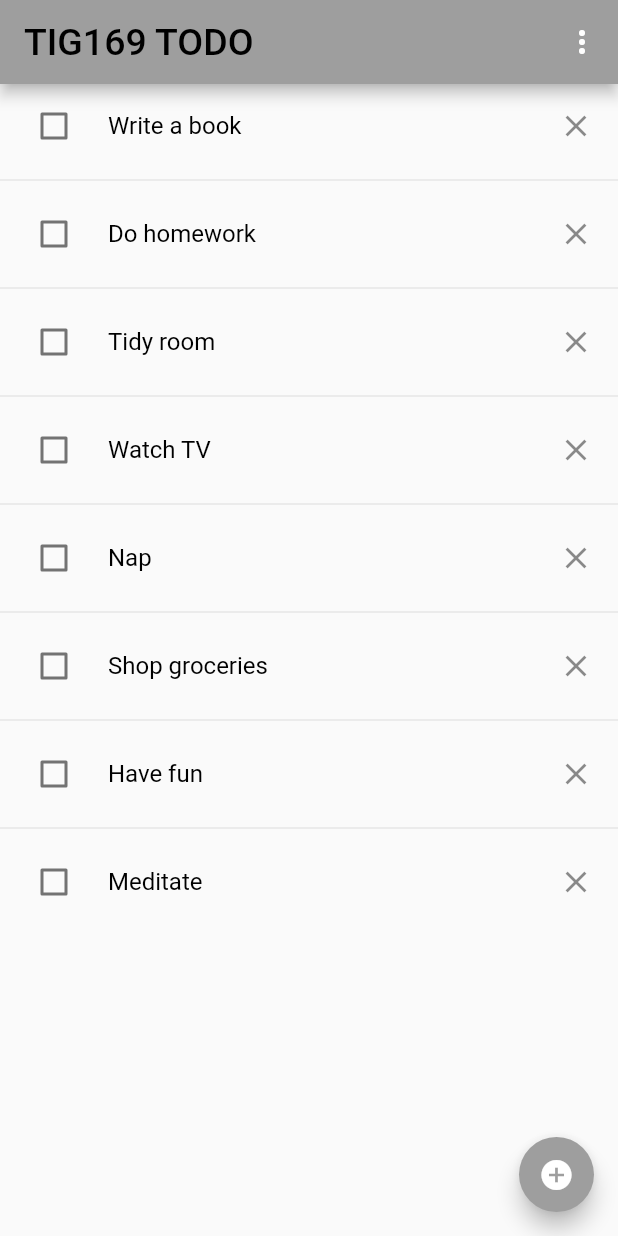
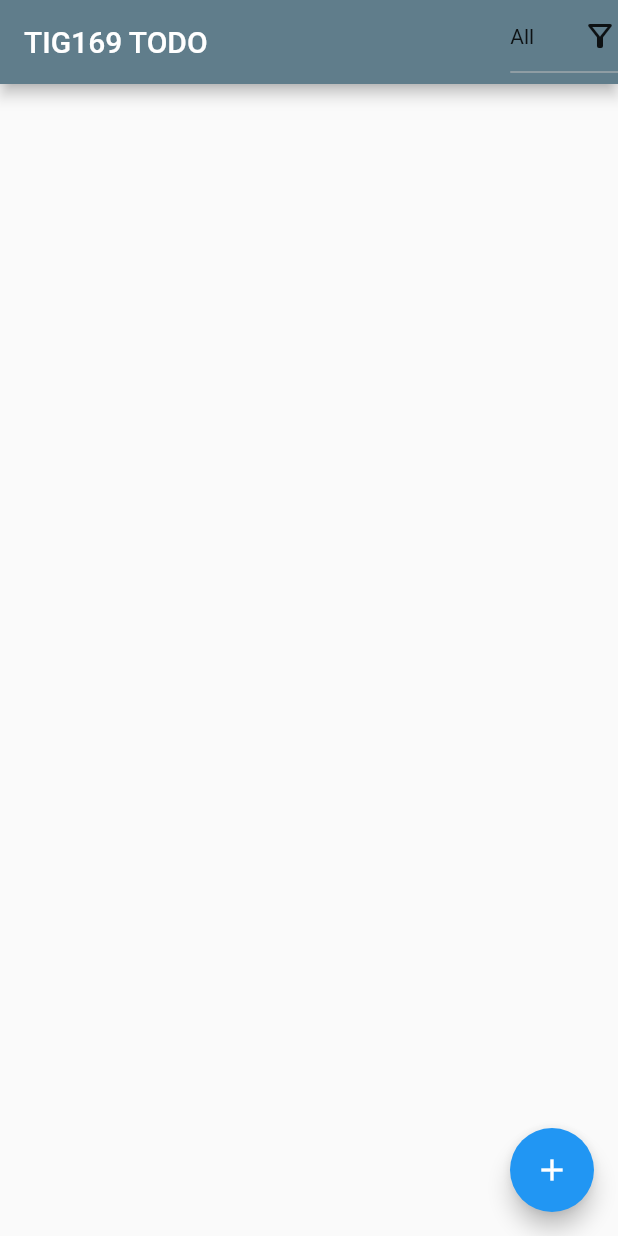
Before and after one commit to gu-tig169/gusjhakjca, a Flutter app: the screen it shows after launch, on a phone screen of 412 x 824 dp. Run offline on Flutter 3.47's test engine with Material 2 defaults, Android fonts, the phone set to English and light mode, and no system bars.

Commit message:
Steg 2&3

```diff
--- /dev/null
+++ b/lib/Task.dart
@@ -0,0 +1,42 @@
+import 'package:flutter/material.dart';
+
+class Task {
+  String title;
+  bool completed;
+
+  Task({@required this.title, this.completed = false});
+}
+
+class TaskState extends ChangeNotifier {
+  List<Task> _list = [];
+
+  List<Task> get list => _list;
+
+  void addTask(Task task) {
+    _list.add(task);
+    notifyListeners();
+  }
+
+  void removeTask(Task task) {
+    _list.remove(task);
+    notifyListeners();
+  }
+
+  void changeToggle(Task task, bool newValue) {
+    task.completed = newValue;
+
+    notifyListeners();
+  }
+
+  List<Task> filterList(List<Task> tasks, String filter) {
+    List<Task> filteredList;
+    if (filter == 'all') {
+      filteredList = tasks;
+    } else if (filter == 'done') {
+      filteredList = tasks.where((i) => i.completed).toList();
+    } else {
+      filteredList = tasks.where((i) => !i.completed).toList();
+    }
+    return filteredList;
+  }
+}
--- /dev/null
+++ b/lib/TaskList.dart
@@ -0,0 +1,61 @@
+import 'package:flutter/material.dart';
+import 'package:provider/provider.dart';
+
+import 'Task.dart';
+
+class TaskList extends StatelessWidget {
+  final List<Task> tasks;
+  final String filter;
+
+  TaskList(this.tasks, this.filter);
+
+  Widget build(BuildContext context) {
+    List<Task> filteredList = Provider.of<TaskState>(context, listen: false)
+        .filterList(tasks, filter);
+    return ListView(
+        children:
+            filteredList.map((task) => _taskItem(context, task)).toList());
+  }
+
+  Widget _taskItem(context, task) {
+    return ListTile(
+      leading: Checkbox(
+          value: task.completed,
+          onChanged: (bool newValue) {
+            var state = Provider.of<TaskState>(context, listen: false);
+            state.changeToggle(task, newValue);
+          }),
+      title: StrikeThrough(task),
+      trailing: IconButton(
+        icon: Icon(Icons.cancel_presentation),
+        onPressed: () {
+          var state = Provider.of<TaskState>(context, listen: false);
+          state.removeTask(task);
+        },
+      ),
+    );
+  }
+}
+
+class StrikeThrough extends StatelessWidget {
+  final Task task;
+  StrikeThrough(this.task);
+
+  Widget _strikeThroughWidget() {
+    if (task.completed == false) {
+      return Text(task.title);
+    } else {
+      return Text(
+        task.title,
+        style: TextStyle(
+          decoration: TextDecoration.lineThrough,
+        ),
+      );
+    }
+  }
+
+  @override
+  Widget build(BuildContext context) {
+    return _strikeThroughWidget();
+  }
+}
--- /dev/null
+++ b/lib/TaskListView.dart
@@ -0,0 +1,58 @@
+import 'package:flutter/material.dart';
+import 'package:provider/provider.dart';
+import 'SecondView.dart';
+import 'TaskList.dart';
+import 'Task.dart';
+
+class TaskListView extends StatefulWidget {
+  @override
+  State<StatefulWidget> createState() {
+    return TaskListViewState();
+  }
+}
+
+class TaskListViewState extends State<TaskListView> {
+  String filter = 'All';
+
+  Widget build(BuildContext context) {
+    return Scaffold(
+      appBar: AppBar(
+        backgroundColor: Colors.blueGrey,
+        title: Text('TIG169 TODO'),
+        actions: <Widget>[
+          DropdownButton(
+            value: filter,
+            items: [
+              DropdownMenuItem(value: 'All', child: Text('All')),
+              DropdownMenuItem(value: 'Done', child: Text('Done')),
+              DropdownMenuItem(value: 'Undone', child: Text('Undone')),
+            ],
+            style: TextStyle(color: Colors.black87),
+            dropdownColor: Colors.grey[300],
+            icon: Icon(Icons.filter_alt_outlined, color: Colors.black87),
+            onChanged: (value) {
+              setState(() {
+                filter = value;
+              });
+            },
+          )
+        ],
+      ),
+      body: Consumer<TaskState>(
+          builder: (context, state, child) => TaskList(state.list, filter)),
+      floatingActionButton: FloatingActionButton(
+        onPressed: () async {
+          var newTask = await Navigator.push(
+            context,
+            MaterialPageRoute(builder: (context) => SecondView('TIG169 TODO')),
+          );
+          print(newTask.toString());
+          if (newTask != null) {
+            Provider.of<TaskState>(context, listen: false).addTask(newTask);
+          }
+        },
+        child: Icon(Icons.add),
+      ),
+    );
+  }
+}
--- a/lib/main.dart
+++ b/lib/main.dart
@@ -1,143 +1,25 @@
 import 'package:flutter/material.dart';
-import 'package:flutter/rendering.dart';
+import 'package:provider/provider.dart';
+import 'TaskListView.dart';
+import 'Task.dart';
 
-void main() => runApp(MyApp());
+void main() {
+  var state = TaskState();
+
+  runApp(
+    ChangeNotifierProvider(
+      create: (context) => state,
+      child: MyApp(),
+    ),
+  );
+}
 
 class MyApp extends StatelessWidget {
   @override
   Widget build(BuildContext context) {
     return MaterialApp(
-      home: MainView(),
+      title: 'TIG169 TODO',
+      home: TaskListView(),
     );
   }
 }
-
-class MainView extends StatelessWidget {
-  final List<String> task = [
-    'Write a book',
-    'Do homework',
-    'Tidy room',
-    'Watch TV',
-    'Nap',
-    'Shop groceries',
-    'Have fun',
-    'Meditate',
-  ];
-  final bool _onChecked = false;
-  @override
-  Widget build(BuildContext context) {
-    return Scaffold(
-        appBar: AppBar(
-          backgroundColor: Colors.grey,
-          title: Text(
-            'TIG169 TODO',
-            style: TextStyle(color: Colors.black, fontSize: 25),
-          ),
-          actions: <Widget>[
-            PopupMenuButton<int>(
-              color: Color.fromARGB(225, 214, 176, 159),
-              itemBuilder: (context) => <PopupMenuEntry<int>>[
-                PopupMenuItem(
-                  value: 1,
-                  child: Text(
-                    'All',
-                    style: TextStyle(color: Colors.white, fontSize: 15),
-                  ),
-                ),
-                PopupMenuItem(
-                  value: 2,
-                  child: Text(
-                    'Done',
-                    style: TextStyle(color: Colors.white, fontSize: 15),
-                  ),
-                ),
-                PopupMenuItem(
-                  value: 3,
-                  child: Text(
-                    'Undone',
-                    style: TextStyle(color: Colors.white, fontSize: 15),
-                  ),
-                ),
-              ],
-              icon: Icon(Icons.more_vert_rounded, color: Colors.white),
-            )
-          ],
-        ),
-        floatingActionButton: Container(
-            height: 50,
-            width: 50,
-            child: FloatingActionButton(
-              onPressed: () {
-                Navigator.push(
-                    context, MaterialPageRoute(builder: (context) => Page2()));
-              },
-              child: Icon(Icons.add_circle),
-              backgroundColor: Colors.grey,
-            )),
-        body: Center(
-            child: ListView.separated(
-                itemCount: task.length,
-                separatorBuilder: (BuildContext context, int index) =>
-                    Divider(),
-                itemBuilder: (context, index) {
-                  return CheckboxListTile(
-                    value: _onChecked,
-                    onChanged: (bool value) {},
-                    title: Text(
-                      '${task[index]}',
-                      style: TextStyle(color: Colors.black),
-                    ),
-                    controlAffinity: ListTileControlAffinity.leading,
-                    secondary: (Icon(Icons.clear)),
-                  );
-                })));
-  }
-}
-
-class Page2 extends StatelessWidget {
-  @override
-  Widget build(BuildContext context) {
-    return Scaffold(
-        appBar: AppBar(
-            backgroundColor: Colors.grey,
-            title: Text(
-              'TIG169 TODO',
-              style: TextStyle(color: Colors.black, fontSize: 25),
-            )),
-        body: Center(
-            child:
-                Column(mainAxisAlignment: MainAxisAlignment.start, children: [
-          Container(
-            height: 10,
-          ),
-          Container(
-            margin: EdgeInsets.only(left: 8.0, right: 8.0),
-            child: TextField(
-              decoration: InputDecoration(
-                hoverColor: Color.fromRGBO(226, 226, 226, 100),
-                border: OutlineInputBorder(),
-                labelText: 'e.g. Coding ',
-                labelStyle: TextStyle(
-                    color: Colors.black87, fontWeight: FontWeight.w300),
-              ),
-            ),
-          ),
-          Container(
-            height: 10,
-          ),
-          Row(
-            mainAxisAlignment: MainAxisAlignment.center,
-            children: [
-              IconButton(
-                icon: Icon(Icons.add_rounded),
-                onPressed: () {},
-              ),
-              Text(
-                'ADD',
-                style: TextStyle(color: Colors.black, fontSize: 20),
-              )
-            ],
-          )
-        ])));
-  }
-}
--- a/pubspec.yaml
+++ b/pubspec.yaml
@@ -25,9 +25,11 @@ dependencies:
     sdk: flutter
 
 
+
   # The following adds the Cupertino Icons font to your application.
   # Use with the CupertinoIcons class for iOS style icons.
   cupertino_icons: ^1.0.0
+  provider: ^4.3.2+2
 
 dev_dependencies:
   flutter_test:
```
Also changed, not shown: lib/SecondView.dart (added, +61 -0 lines), pubspec.lock.
